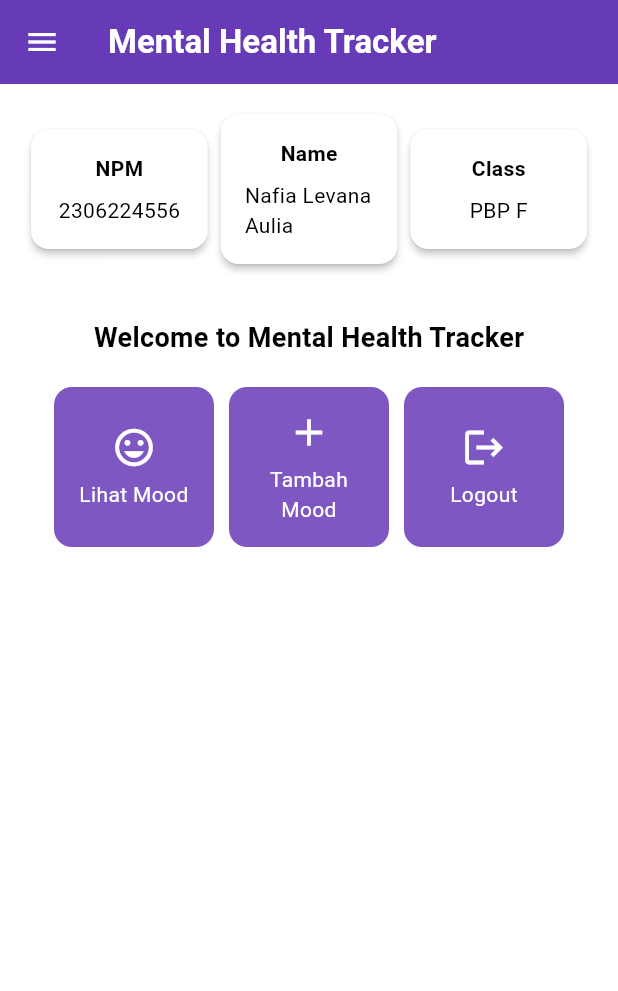
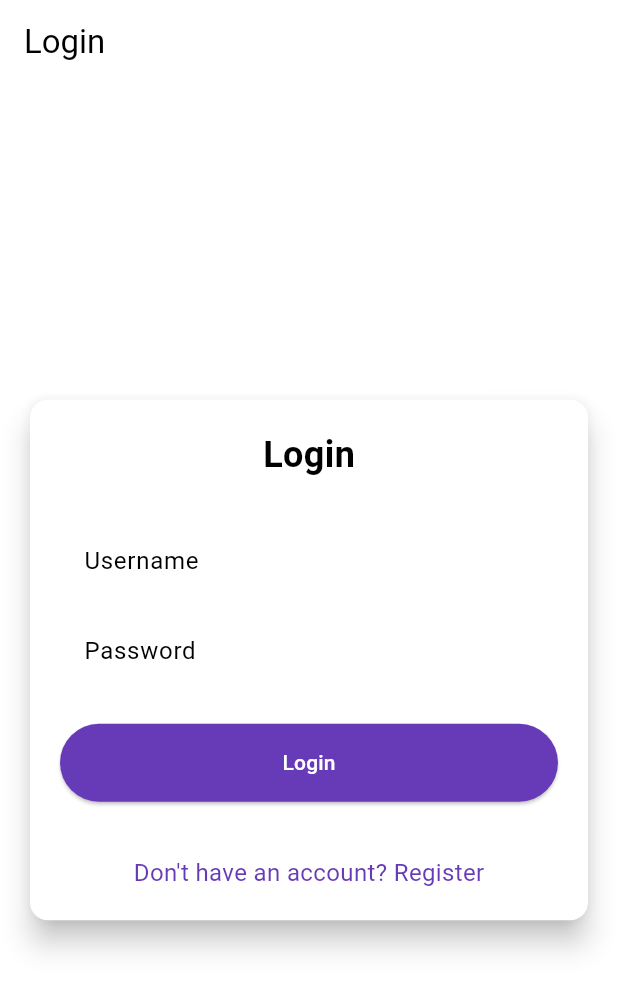
Before and after one commit to naphiale/mental-health-tracker-mobile, a Flutter app: the screen it shows after launch, on a phone screen of 412 x 824 dp. Shown: the top 991 px of the screen. Run offline on Flutter 3.47's test engine with Material 3 defaults, Android fonts, the phone set to English and light mode, and no system bars; missing offline and left inert: pbp_django_auth.

Commit message:
tutorial 8 selesai

```diff
--- a/lib/main.dart
+++ b/lib/main.dart
@@ -1,5 +1,7 @@
 import 'package:flutter/material.dart';
-import 'package:mental_health_tracker/screens/menu.dart';
+import 'package:pbp_django_auth/pbp_django_auth.dart';
+import 'package:provider/provider.dart';
+import 'package:mental_health_tracker/screens/login.dart';
 
 void main() {
   runApp(const MyApp());
@@ -8,33 +10,23 @@ void main() {
 class MyApp extends StatelessWidget {
   const MyApp({super.key});
 
-  // This widget is the root of your application.
   @override
   Widget build(BuildContext context) {
-    return MaterialApp(
-      title: 'Flutter Demo',
-      theme: ThemeData(
-        // This is the theme of your application.
-        //
-        // TRY THIS: Try running your application with "flutter run". You'll see
-        // the application has a purple toolbar. Then, without quitting the app,
-        // try changing the seedColor in the colorScheme below to Colors.green
-        // and then invoke "hot reload" (save your changes or press the "hot
-        // reload" button in a Flutter-supported IDE, or press "r" if you used
-        // the command line to start the app).
-        //
-        // Notice that the counter didn't reset back to zero; the application
-        // state is not lost during the reload. To reset the state, use hot
-        // restart instead.
-        //
-        // This works for code too, not just values: Most code changes can be
-        // tested with just a hot reload.
-        colorScheme: ColorScheme.fromSwatch(
-          primarySwatch: Colors.deepPurple,
-        ).copyWith(secondary: Colors.deepPurple[400]),
-        useMaterial3: true,
+    return Provider(
+      create: (_) {
+        CookieRequest request = CookieRequest();
+        return request;
+      },
+      child: MaterialApp(
+        title: 'Mental Health Tracker',
+        theme: ThemeData(
+          useMaterial3: true,
+          colorScheme: ColorScheme.fromSwatch(
+            primarySwatch: Colors.deepPurple,
+          ).copyWith(secondary: Colors.deepPurple[400]),
+        ),
+        home: const LoginPage(),
       ),
-      home: MyHomePage(),
     );
   }
 }
--- /dev/null
+++ b/lib/screens/login.dart
@@ -0,0 +1,181 @@
+import 'package:mental_health_tracker/screens/menu.dart';
+import 'package:flutter/material.dart';
+import 'package:pbp_django_auth/pbp_django_auth.dart';
+import 'package:provider/provider.dart';
+import 'package:mental_health_tracker/screens/register.dart';
+
+void main() {
+  runApp(const LoginApp());
+}
+
+class LoginApp extends StatelessWidget {
+  const LoginApp({super.key});
+
+  @override
+  Widget build(BuildContext context) {
+    return MaterialApp(
+      title: 'Login',
+      theme: ThemeData(
+        useMaterial3: true,
+        colorScheme: ColorScheme.fromSwatch(
+          primarySwatch: Colors.deepPurple,
+        ).copyWith(secondary: Colors.deepPurple[400]),
+      ),
+      home: const LoginPage(),
+    );
+  }
+}
+
+class LoginPage extends StatefulWidget {
+  const LoginPage({super.key});
+
+  @override
+  State<LoginPage> createState() => _LoginPageState();
+}
+
+class _LoginPageState extends State<LoginPage> {
+  final TextEditingController _usernameController = TextEditingController();
+  final TextEditingController _passwordController = TextEditingController();
+
+  @override
+  Widget build(BuildContext context) {
+    final request = context.watch<CookieRequest>();
+
+    return Scaffold(
+      appBar: AppBar(
+        title: const Text('Login'),
+      ),
+      body: Center(
+        child: SingleChildScrollView(
+          padding: const EdgeInsets.all(16.0),
+          child: Card(
+            elevation: 8,
+            shape: RoundedRectangleBorder(
+              borderRadius: BorderRadius.circular(12.0),
+            ),
+            child: Padding(
+              padding: const EdgeInsets.all(20.0),
+              child: Column(
+                mainAxisSize: MainAxisSize.min,
+                children: [
+                  const Text(
+                    'Login',
+                    style: TextStyle(
+                      fontSize: 24.0,
+                      fontWeight: FontWeight.bold,
+                    ),
+                  ),
+                  const SizedBox(height: 30.0),
+                  TextField(
+                    controller: _usernameController,
+                    decoration: const InputDecoration(
+                      labelText: 'Username',
+                      hintText: 'Enter your username',
+                      border: OutlineInputBorder(
+                        borderRadius: BorderRadius.all(Radius.circular(12.0)),
+                      ),
+                      contentPadding:
+                          EdgeInsets.symmetric(horizontal: 12.0, vertical: 8.0),
+                    ),
+                  ),
+                  const SizedBox(height: 12.0),
+                  TextField(
+                    controller: _passwordController,
+                    decoration: const InputDecoration(
+                      labelText: 'Password',
+                      hintText: 'Enter your password',
+                      border: OutlineInputBorder(
+                        borderRadius: BorderRadius.all(Radius.circular(12.0)),
+                      ),
+                      contentPadding:
+                          EdgeInsets.symmetric(horizontal: 12.0, vertical: 8.0),
+                    ),
+                    obscureText: true,
+                  ),
+                  const SizedBox(height: 24.0),
+                  ElevatedButton(
+                    onPressed: () async {
+                      String username = _usernameController.text;
+                      String password = _passwordController.text;
+
+                      // Cek kredensial
+                      // Ganti URL dan jangan lupa tambahkan trailing slash (/) di akhir URL!
+                      // Untuk menyambungkan Android emulator dengan Django pada localhost,
+                      // gunakan URL http://10.0.2.2/
+                      final response = await request
+                          .login("http://127.0.0.1:8000/auth/login/", {
+                        'username': username,
+                        'password': password,
+                      });
+
+                      if (request.loggedIn) {
+                        String message = response['message'];
+                        String uname = response['username'];
+                        if (context.mounted) {
+                          Navigator.pushReplacement(
+                            context,
+                            MaterialPageRoute(
+                                builder: (context) => MyHomePage()),
+                          );
+                          ScaffoldMessenger.of(context)
+                            ..hideCurrentSnackBar()
+                            ..showSnackBar(
+                              SnackBar(
+                                  content:
+                                      Text("$message Selamat datang, $uname.")),
+                            );
+                        }
+                      } else {
+                        if (context.mounted) {
+                          showDialog(
+                            context: context,
+                            builder: (context) => AlertDialog(
+                              title: const Text('Login Gagal'),
+                              content: Text(response['message']),
+                              actions: [
+                                TextButton(
+                                  child: const Text('OK'),
+                                  onPressed: () {
+                                    Navigator.pop(context);
+                                  },
+                                ),
+                              ],
+                            ),
+                          );
+                        }
+                      }
+                    },
+                    style: ElevatedButton.styleFrom(
+                      foregroundColor: Colors.white,
+                      minimumSize: const Size(double.infinity, 50),
+                      backgroundColor: Theme.of(context).colorScheme.primary,
+                      padding: const EdgeInsets.symmetric(vertical: 16.0),
+                    ),
+                    child: const Text('Login'),
+                  ),
+                  const SizedBox(height: 36.0),
+                  GestureDetector(
+                    onTap: () {
+                      Navigator.push(
+                        context,
+                        MaterialPageRoute(
+                            builder: (context) => const RegisterPage()),
+                      );
+                    },
+                    child: Text(
+                      'Don\'t have an account? Register',
+                      style: TextStyle(
+                        color: Theme.of(context).colorScheme.primary,
+                        fontSize: 16.0,
+                      ),
+                    ),
+                  ),
+                ],
+              ),
+            ),
+          ),
+        ),
+      ),
+    );
+  }
+}
--- a/pubspec.yaml
+++ b/pubspec.yaml
@@ -35,6 +35,9 @@ dependencies:
   # The following adds the Cupertino Icons font to your application.
   # Use with the CupertinoIcons class for iOS style icons.
   cupertino_icons: ^1.0.8
+  provider: ^6.1.2
+  pbp_django_auth: ^0.4.0
+  http: ^1.2.2
 
 dev_dependencies:
   flutter_test:
```
Also changed, not shown: lib/models/mood_entry.dart (added, +65 -0 lines), lib/screens/list_moodentry.dart (added, +90 -0 lines), lib/screens/moodentry_form.dart (+36 -29 lines), lib/screens/register.dart (added, +166 -0 lines), lib/widgets/left_drawer.dart (+12 -0 lines), lib/widgets/mood_card.dart (+35 -1 lines), pubspec.lock, 2 other files.
